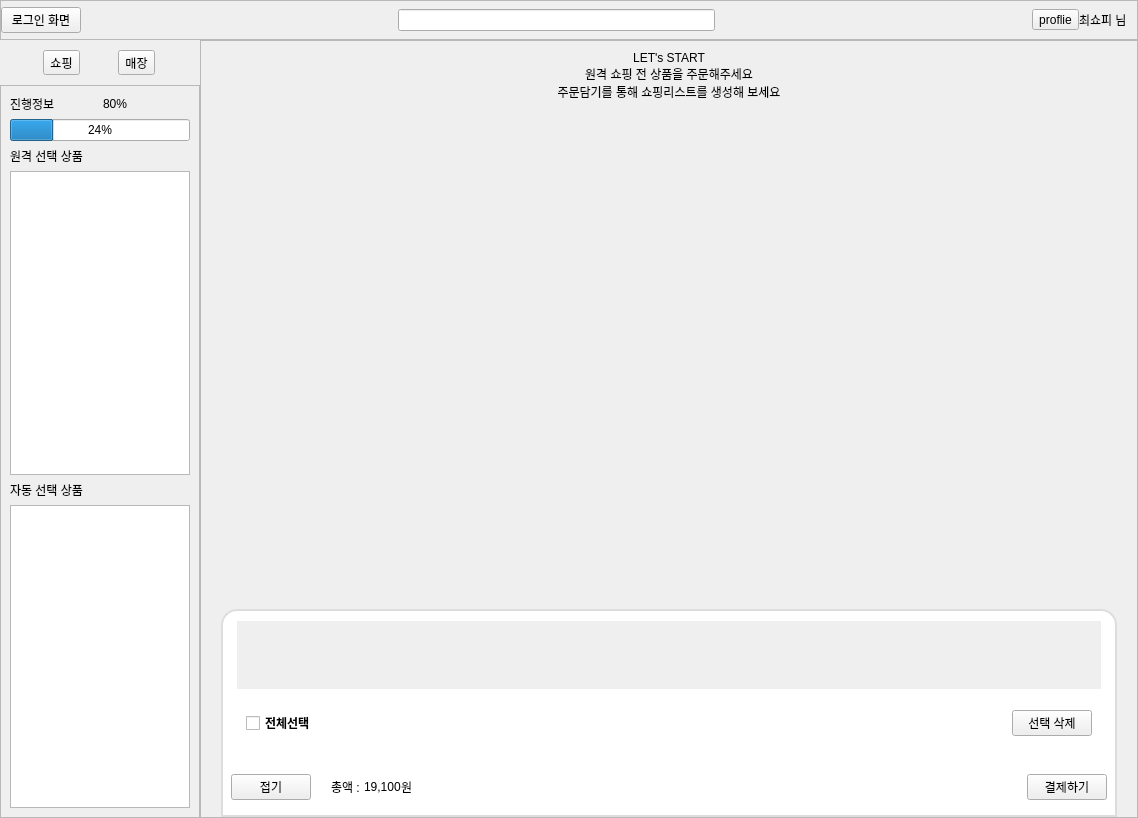
Before: the Qt Designer form shopee_ros2/src/shopee_app/shopee_app/ui/layout_user.ui in addinedu-roscamp-7th/roscamp-repo-1, drawn with Qt 5.
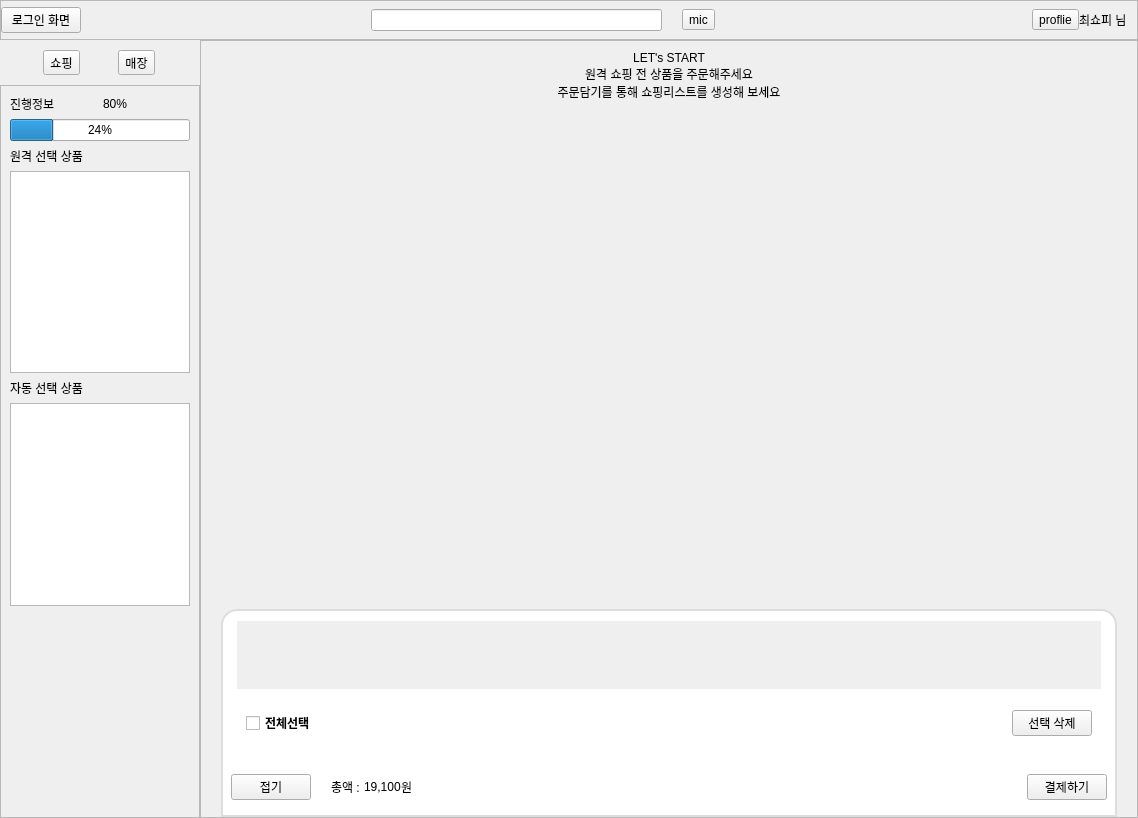
After: the same form once the commit is applied. The open tabs and pages were chosen to show the change. Icons and pictures are not drawn.

```diff
--- a/shopee_ros2/src/shopee_app/shopee_app/ui/layout_user.ui
+++ b/shopee_ros2/src/shopee_app/shopee_app/ui/layout_user.ui
@@ -98,7 +98,60 @@
        </spacer>
       </item>
       <item>
-       <widget class="QLineEdit" name="lineEdit"/>
+       <widget class="QLineEdit" name="edit_search">
+        <property name="text">
+         <string/>
+        </property>
+        <property name="placeholderText">
+         <string extracomment="ㅇㅇㅇ"/>
+        </property>
+       </widget>
+      </item>
+      <item>
+       <spacer name="horizontalSpacer_8">
+        <property name="orientation">
+         <enum>Qt::Horizontal</enum>
+        </property>
+        <property name="sizeType">
+         <enum>QSizePolicy::Preferred</enum>
+        </property>
+        <property name="sizeHint" stdset="0">
+         <size>
+          <width>20</width>
+          <height>20</height>
+         </size>
+        </property>
+       </spacer>
+      </item>
+      <item>
+       <widget class="QToolButton" name="btn_mic">
+        <property name="text">
+         <string>mic</string>
+        </property>
+       </widget>
+      </item>
+      <item>
+       <spacer name="horizontalSpacer_9">
+        <property name="orientation">
+         <enum>Qt::Horizontal</enum>
+        </property>
+        <property name="sizeType">
+         <enum>QSizePolicy::Preferred</enum>
+        </property>
+        <property name="sizeHint" stdset="0">
+         <size>
+          <width>20</width>
+          <height>20</height>
+         </size>
+        </property>
+       </spacer>
+      </item>
+      <item>
+       <widget class="QLabel" name="label_mic_info">
+        <property name="text">
+         <string/>
+        </property>
+       </widget>
       </item>
       <item>
        <spacer name="horizontalSpacer_2">
@@ -376,6 +429,19 @@
                  <item>
                   <widget class="QListWidget" name="widget_auto_select_list"/>
                  </item>
+                 <item>
+                  <spacer name="verticalSpacer">
+                   <property name="orientation">
+                    <enum>Qt::Vertical</enum>
+                   </property>
+                   <property name="sizeHint" stdset="0">
+                    <size>
+                     <width>20</width>
+                     <height>40</height>
+                    </size>
+                   </property>
+                  </spacer>
+                 </item>
                 </layout>
                </widget>
               </widget>
```
Left out of the diff: 27 changed lines with no effect on the pictures.
